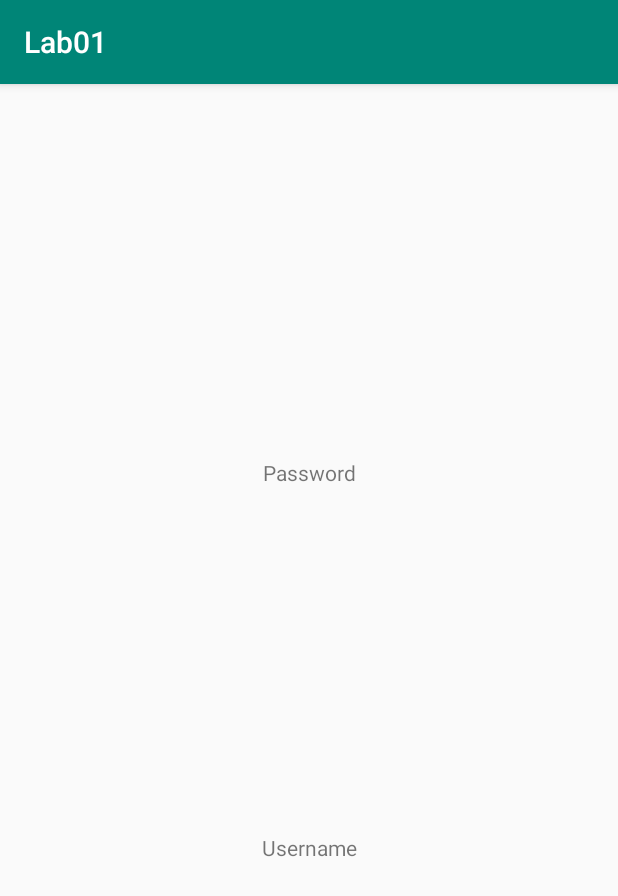
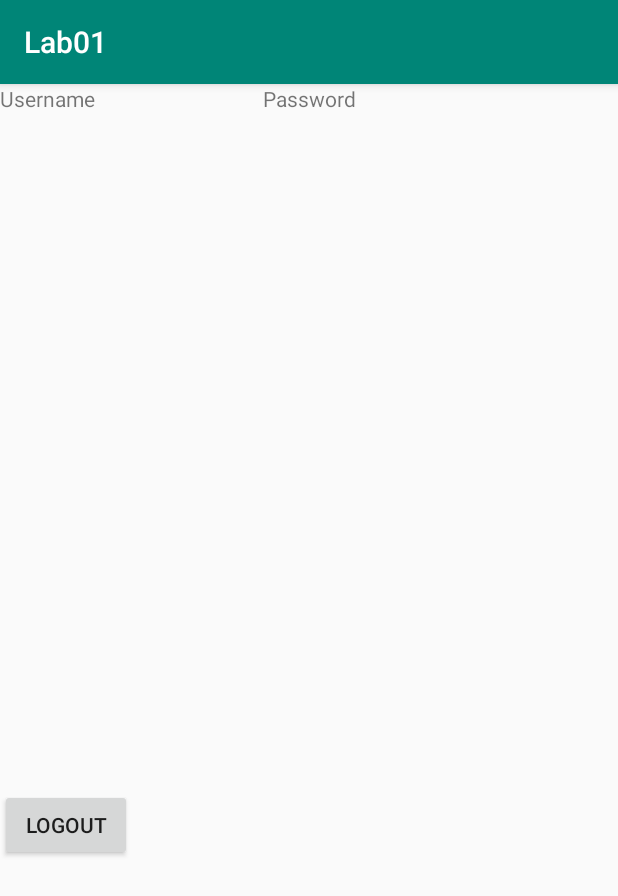
Before and after one commit to ICC-4102-APLICACIONESMOVILES/lab1-ahowardm, an Android app: the MainActivity screen opened directly, with no data from a screen before it, on a phone screen of 412 x 824 dp. Shown: the top 896 px of the screen. Run offline under Robolectric (Android 15) with nearby library versions, the phone set to English and light mode, and no system bars.

Commit message:
funciontality ready

```diff
--- a/app/src/main/java/com/example/lab01/MainActivity.kt
+++ b/app/src/main/java/com/example/lab01/MainActivity.kt
@@ -4,12 +4,14 @@ import android.content.Intent
 import android.support.v7.app.AppCompatActivity
 import android.os.Bundle
 import android.widget.TextView
+import android.widget.Button
 import android.widget.Toast
 
 class MainActivity : AppCompatActivity() {
 
     lateinit var usernameTextView: TextView
     lateinit var passwordTextView: TextView
+    lateinit var logoutButton: Button
     val LOGIN_REQUEST = 1
     var loggedIn: Boolean = false
 
@@ -18,6 +20,13 @@ class MainActivity : AppCompatActivity() {
         setContentView(R.layout.activity_main)
         getUIReferences()
         goToNextActivity()
+        logoutButton.setOnClickListener{
+            logout()
+        }
+    }
+
+    private fun logout() {
+        recreate()
     }
 
     private fun goToNextActivity() {
@@ -28,6 +37,7 @@ class MainActivity : AppCompatActivity() {
     private fun getUIReferences() {
         usernameTextView = findViewById(R.id.usernameTextView)
         passwordTextView = findViewById(R.id.passwordTextView)
+        logoutButton = findViewById(R.id.logoutButton)
     }
 
     override fun onActivityResult(requestCode: Int, resultCode: Int, data: Intent?) {
--- a/app/src/main/res/layout/activity_main.xml
+++ b/app/src/main/res/layout/activity_main.xml
@@ -12,10 +12,7 @@
             android:layout_width="wrap_content"
             android:layout_height="wrap_content"
             android:text="@string/empty_username"
-            app:layout_constraintBottom_toBottomOf="parent"
-            app:layout_constraintLeft_toLeftOf="parent"
-            app:layout_constraintRight_toRightOf="parent"
-            app:layout_constraintTop_toTopOf="@id/passwordTextView"/>
+            tools:layout_editor_absoluteY="340dp" tools:layout_editor_absoluteX="152dp"/>
 
     <TextView
             android:id="@+id/passwordTextView"
@@ -27,4 +24,13 @@
             app:layout_constraintRight_toRightOf="parent"
             app:layout_constraintTop_toTopOf="parent"/>
 
+    <Button
+            android:id="@+id/logoutButton"
+            android:layout_width="wrap_content"
+            android:layout_height="wrap_content"
+            android:text="@string/logout_button"
+            tools:layout_editor_absoluteX="136dp" android:layout_marginBottom="48dp"
+            app:layout_constraintBottom_toBottomOf="parent" android:layout_marginTop="8dp"
+            app:layout_constraintTop_toBottomOf="@+id/usernameTextView" app:layout_constraintVertical_bias="0.687"/>
+
 </android.support.constraint.ConstraintLayout>
--- a/app/src/main/res/values/strings.xml
+++ b/app/src/main/res/values/strings.xml
@@ -6,4 +6,5 @@
     <string name="passwordPlaceHolder">Ingresa tu contraseña</string>
     <string name="loginButton">Login</string>
     <string name="validLoginInfo">Correct username and password</string>
+    <string name="logout_button">Logout</string>
 </resources>
```
